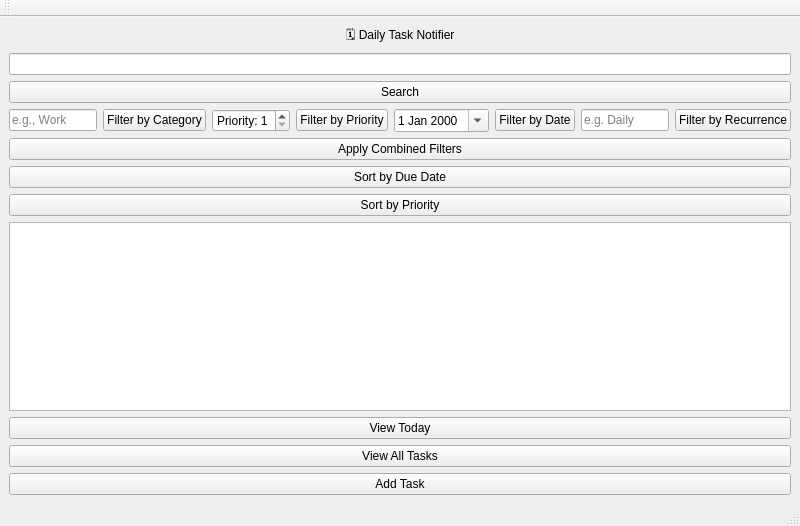
The window that src/mainwindow.ui (RazaJavaid2004/Daily-Task-Notifier) describes before a commit, drawn with Qt 5.
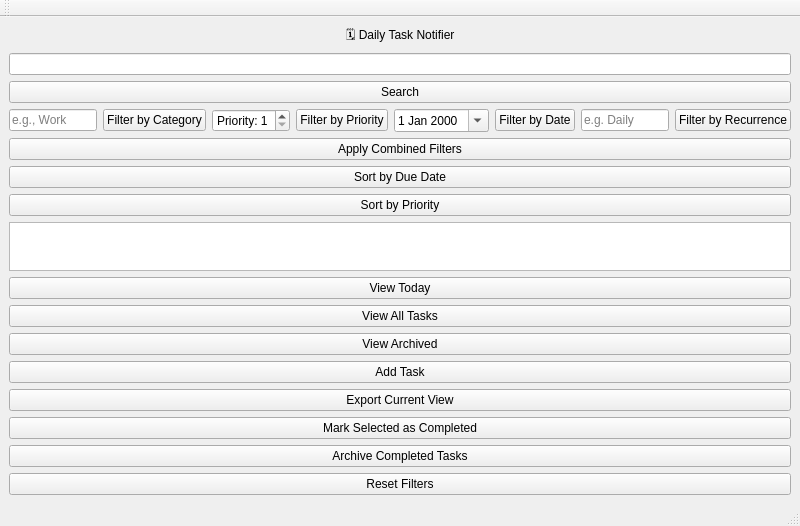
The same window after the commit.

Patch:
```diff
--- a/src/mainwindow.ui
+++ b/src/mainwindow.ui
@@ -149,6 +149,13 @@
   </property>
  </widget>
 </item>
+<item>
+ <widget class="QPushButton" name="viewArchivedButton">
+  <property name="text">
+   <string>View Archived</string>
+  </property>
+ </widget>
+</item>
     <item>
      <widget class="QPushButton" name="addTaskButton">
       <property name="text">
@@ -156,6 +163,34 @@
       </property>
      </widget>
     </item>
+    <item>
+ <widget class="QPushButton" name="exportButton">
+  <property name="text">
+   <string>Export Current View</string>
+  </property>
+ </widget>
+</item>
+<item>
+ <widget class="QPushButton" name="markCompletedButton">
+  <property name="text">
+   <string>Mark Selected as Completed</string>
+  </property>
+ </widget>
+</item>
+<item>
+ <widget class="QPushButton" name="archiveCompletedButton">
+  <property name="text">
+   <string>Archive Completed Tasks</string>
+  </property>
+ </widget>
+</item>
+<item>
+ <widget class="QPushButton" name="resetFiltersButton">
+  <property name="text">
+   <string>Reset Filters</string>
+  </property>
+ </widget>
+</item>
    </layout>
   </widget>
   <widget class="QMenuBar" name="menubar">
```
